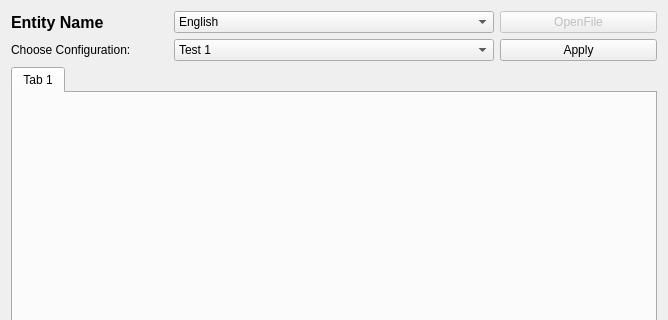
First picture: the form in src/emvview.ui, repository Moos-Media/HiveEMV, before the edit; both pictures show x 0 to 668 and y 0 to 320 of the 668 by 885 pixel window.
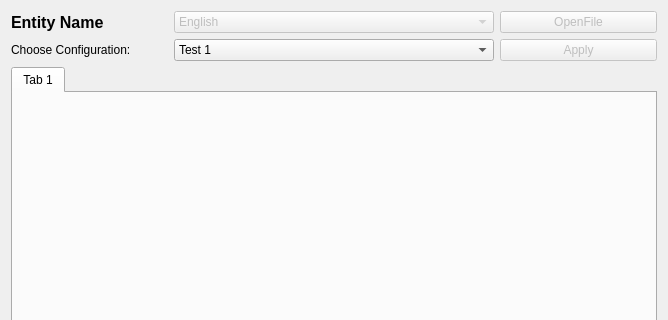
Second picture: the form after the edit.

The edit to the form file:
```diff
--- a/src/emvview.ui
+++ b/src/emvview.ui
@@ -80,6 +80,9 @@
    </item>
    <item row="1" column="4">
     <widget class="QPushButton" name="configurationChangeButton">
+     <property name="enabled">
+      <bool>false</bool>
+     </property>
      <property name="text">
       <string>Apply</string>
      </property>
@@ -97,6 +100,9 @@
    </item>
    <item row="0" column="2" colspan="2">
     <widget class="QComboBox" name="languagePicker">
+     <property name="enabled">
+      <bool>false</bool>
+     </property>
      <item>
       <property name="text">
        <string>English</string>
```
